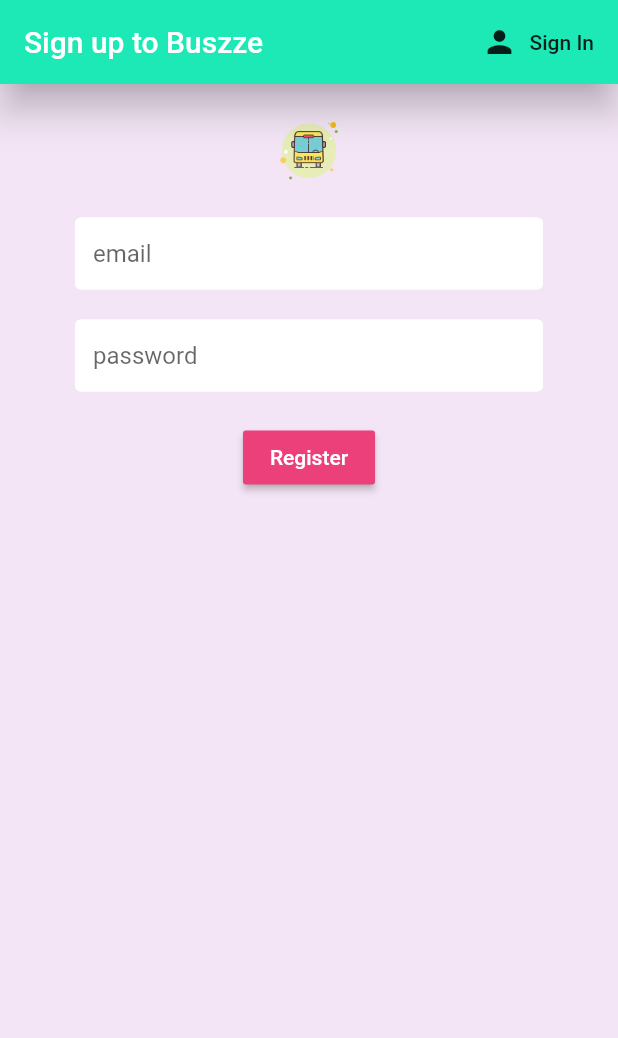
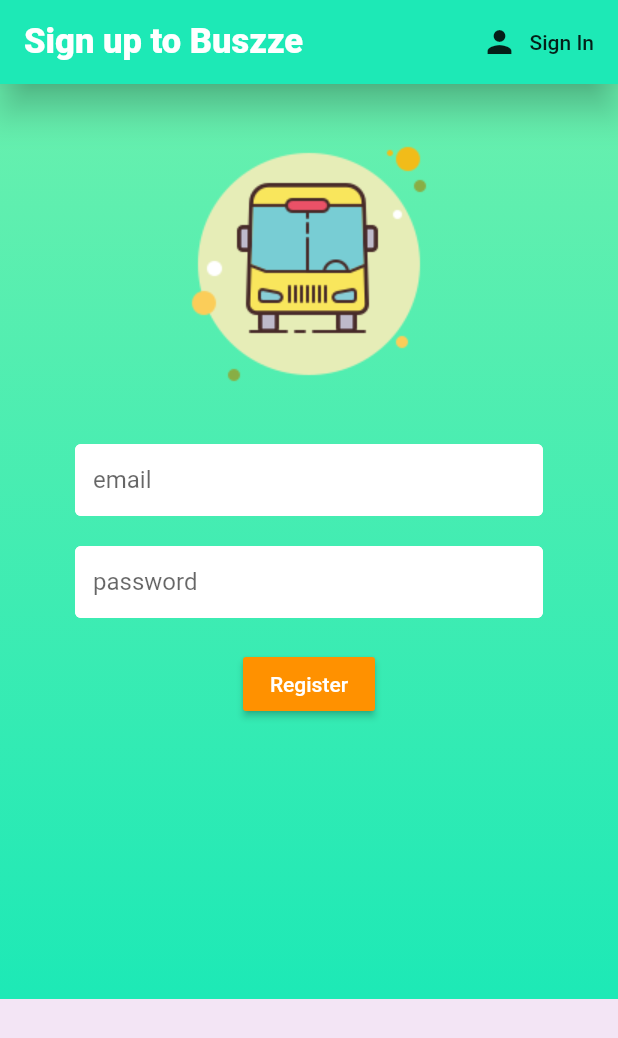
Before and after one commit to zheien/Law_Zhei_En_MAD_PROJECT, a Flutter app: the screen it shows after launch, after a tap on "Sign In", after a tap on "Register", on a phone screen of 412 x 824 dp. Shown: the top 1038 px of the screen. Run offline on Flutter 3.47's test engine with Material 2 defaults, Android fonts, the phone set to English and light mode, and no system bars; our stand-ins replace basic_utils, carousel_slider, charts_flutter, cloud_firestore, firebase_auth, firebase_database and 2 more; missing offline and left inert: contactus, rounded_modal; accounts and stored records are empty.

Commit message:
Change Colors

```diff
--- a/lib/main.dart
+++ b/lib/main.dart
@@ -2,6 +2,7 @@ import 'package:project11/screens/wrapper.dart';
 import 'package:project11/services/auth.dart';
 import 'package:flutter/material.dart';
 import 'package:provider/provider.dart';
+
 import 'package:project11/models/user.dart';
 
 void main() => runApp(MyApp());
--- a/lib/screens/authenticate/register.dart
+++ b/lib/screens/authenticate/register.dart
@@ -30,7 +30,13 @@ class _RegisterState extends State<Register> {
             appBar: AppBar(
               backgroundColor: Colors.tealAccent[400],
               elevation: 10.0,
-              title: Text('Sign up to Buszze'),
+              title: Text(
+                'Sign up to Buszze',
+                style: TextStyle(
+                    color: Colors.white,
+                    fontWeight: FontWeight.w800,
+                    fontSize: 23),
+              ),
               actions: <Widget>[
                 FlatButton.icon(
                   icon: Icon(Icons.person),
@@ -39,15 +45,25 @@ class _RegisterState extends State<Register> {
                 ),
               ],
             ),
-            body: Container(
-              padding: EdgeInsets.symmetric(vertical: 20.0, horizontal: 50.0),
+            body: Wrap(
+              children: <Widget>[
+                Container(
+                  height: 610,
+                  decoration: BoxDecoration(
+                    gradient: LinearGradient(
+                        begin: Alignment.topCenter,
+                        end: Alignment.bottomCenter,
+                        colors: [Colors.greenAccent, Colors.tealAccent[400]]),
+                  ),
+                  padding:
+                      EdgeInsets.symmetric(vertical: 20.0, horizontal: 50.0),
                   child: Form(
                     key: _formKey,
                     child: Column(
                       children: <Widget>[
                         Container(
                           width: 200.0,
-                      height: 49.0,
+                          height: 200.0,
                           decoration: BoxDecoration(
                             shape: BoxShape.rectangle,
                             image: DecorationImage(
@@ -61,15 +77,16 @@ class _RegisterState extends State<Register> {
                         TextFormField(
                           decoration:
                               textInputDecoration.copyWith(hintText: 'email'),
-                      validator: (val) => val.isEmpty ? 'Enter an email' : null,
+                          validator: (val) =>
+                              val.isEmpty ? 'Enter an email' : null,
                           onChanged: (val) {
                             setState(() => email = val);
                           },
                         ),
                         SizedBox(height: 20.0),
                         TextFormField(
-                      decoration:
-                          textInputDecoration.copyWith(hintText: 'password'),
+                          decoration: textInputDecoration.copyWith(
+                              hintText: 'password'),
                           obscureText: true,
                           validator: (val) => val.length < 6
                               ? 'Enter a password 6+ chars long'
@@ -80,7 +97,7 @@ class _RegisterState extends State<Register> {
                         ),
                         SizedBox(height: 20.0),
                         RaisedButton(
-                        color: Colors.pink[400],
+                            color: Colors.orangeAccent[400],
                             child: Text(
                               'Register',
                               style: TextStyle(color: Colors.white),
@@ -88,8 +105,9 @@ class _RegisterState extends State<Register> {
                             onPressed: () async {
                               if (_formKey.currentState.validate()) {
                                 setState(() => loading = true);
-                            dynamic result = await _auth
-                                .registerWithEmailAndPassword(email, password);
+                                dynamic result =
+                                    await _auth.registerWithEmailAndPassword(
+                                        email, password);
                                 if (result == null) {
                                   setState(() {
                                     loading = false;
@@ -107,6 +125,8 @@ class _RegisterState extends State<Register> {
                     ),
                   ),
                 ),
+              ],
+            ),
           );
   }
 }
--- a/lib/screens/authenticate/sign_in.dart
+++ b/lib/screens/authenticate/sign_in.dart
@@ -28,9 +28,15 @@ class _SignInState extends State<SignIn> {
         : Scaffold(
             backgroundColor: Colors.purple[50],
             appBar: AppBar(
-              backgroundColor: Colors.greenAccent,
+              backgroundColor: Colors.tealAccent[400],
               elevation: 10.0,
-              title: Text('Sign in to Buszze'),
+              title: Text(
+                'Sign in to Buszze',
+                style: TextStyle(
+                    color: Colors.white,
+                    fontWeight: FontWeight.w800,
+                    fontSize: 23),
+              ),
               actions: <Widget>[
                 FlatButton.icon(
                   icon: Icon(Icons.person),
@@ -39,15 +45,25 @@ class _SignInState extends State<SignIn> {
                 ),
               ],
             ),
-            body: Container(
-              padding: EdgeInsets.symmetric(vertical: 20.0, horizontal: 50.0),
+            body: Wrap(
+              children: [
+                Container(
+                  height: 610,
+                  decoration: BoxDecoration(
+                    gradient: LinearGradient(
+                        begin: Alignment.topCenter,
+                        end: Alignment.bottomCenter,
+                        colors: [Colors.greenAccent, Colors.tealAccent[400]]),
+                  ),
+                  padding:
+                      EdgeInsets.symmetric(vertical: 20.0, horizontal: 50.0),
                   child: Form(
                     key: _formKey,
                     child: Column(
                       children: <Widget>[
                         Container(
                           width: 200.0,
-                      height: 49.0,
+                          height: 200.0,
                           decoration: BoxDecoration(
                             shape: BoxShape.rectangle,
                             image: DecorationImage(
@@ -61,7 +77,8 @@ class _SignInState extends State<SignIn> {
                         TextFormField(
                           decoration:
                               textInputDecoration.copyWith(hintText: 'email'),
-                      validator: (val) => val.isEmpty ? 'Enter an email' : null,
+                          validator: (val) =>
+                              val.isEmpty ? 'Enter an email' : null,
                           onChanged: (val) {
                             setState(() => email = val);
                           },
@@ -69,8 +86,8 @@ class _SignInState extends State<SignIn> {
                         SizedBox(height: 20.0),
                         TextFormField(
                           obscureText: true,
-                      decoration:
-                          textInputDecoration.copyWith(hintText: 'password'),
+                          decoration: textInputDecoration.copyWith(
+                              hintText: 'password'),
                           validator: (val) => val.length < 6
                               ? 'Enter a password 6+ chars long'
                               : null,
@@ -80,7 +97,7 @@ class _SignInState extends State<SignIn> {
                         ),
                         SizedBox(height: 20.0),
                         RaisedButton(
-                        color: Colors.pink[400],
+                            color: Colors.orangeAccent[400],
                             child: Text(
                               'Sign In',
                               style: TextStyle(color: Colors.white),
@@ -88,8 +105,9 @@ class _SignInState extends State<SignIn> {
                             onPressed: () async {
                               if (_formKey.currentState.validate()) {
                                 setState(() => loading = true);
-                            dynamic result = await _auth
-                                .signInWithEmailAndPassword(email, password);
+                                dynamic result =
+                                    await _auth.signInWithEmailAndPassword(
+                                        email, password);
                                 if (result == null) {
                                   setState(() {
                                     loading = false;
@@ -108,6 +126,8 @@ class _SignInState extends State<SignIn> {
                     ),
                   ),
                 ),
+              ],
+            ),
           );
   }
 }
```
Also changed, not shown: lib/screens/home/firstscreen/FirstScreen.dart (+49 -12 lines). Lines whose indentation alone changed are shown as unchanged.
